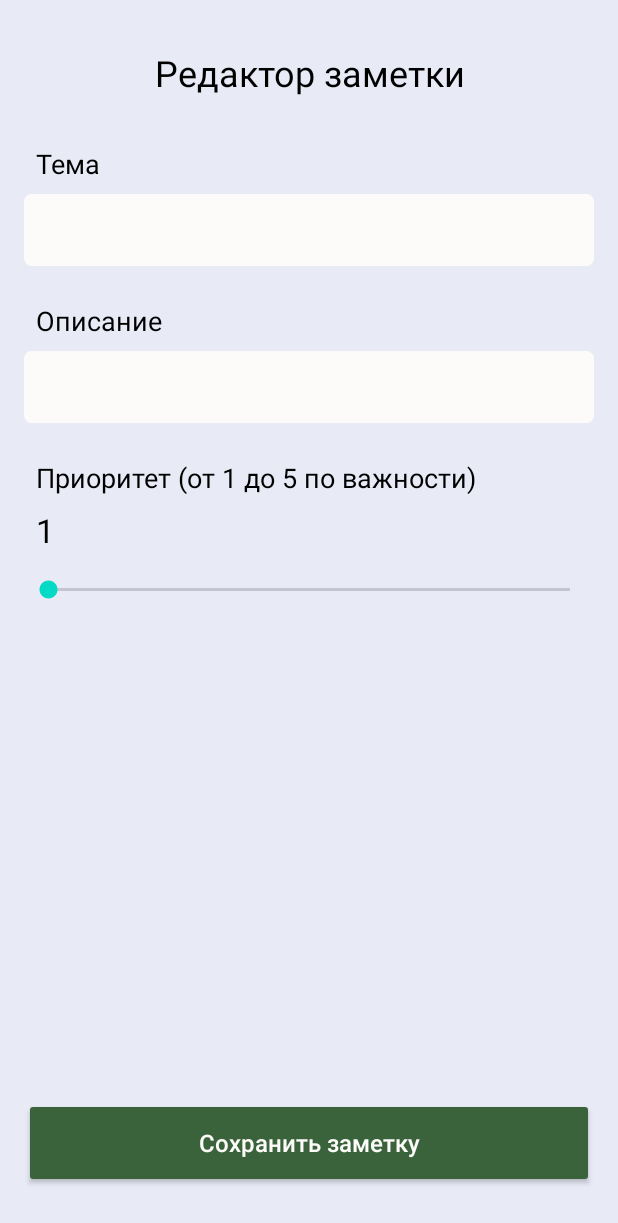
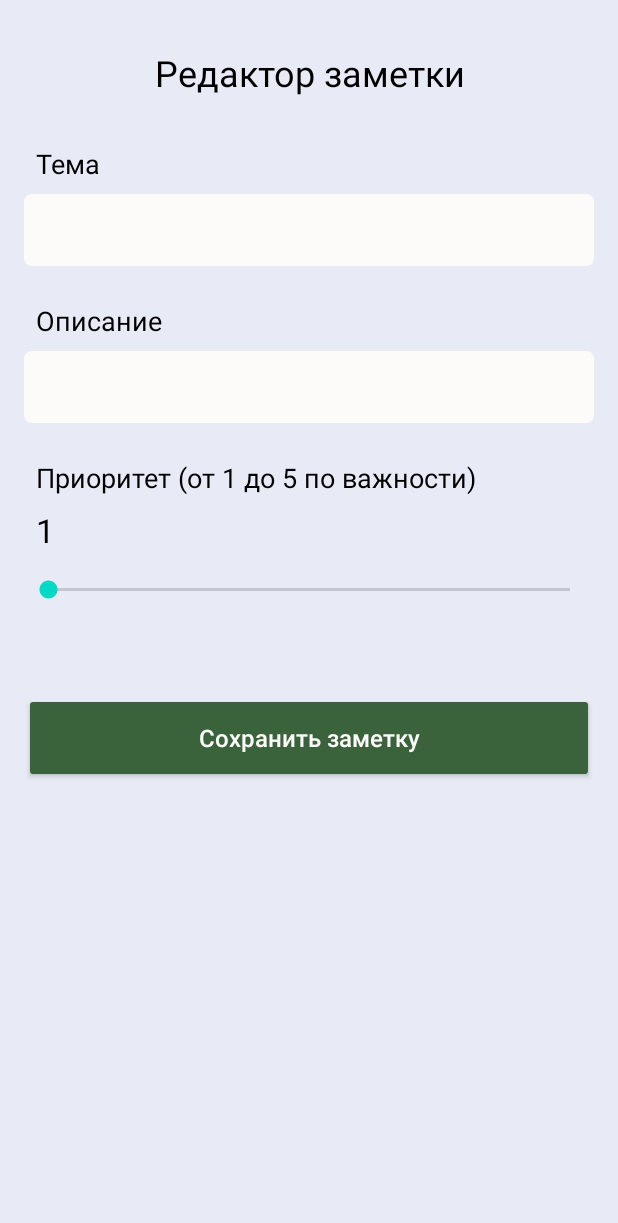
Before and after one commit to Imprarce/TestTaskNotes, an Android app: the EditorNoteFragment screen opened through its navigation route, on a phone screen of 412 x 824 dp. Shown: the top 1223 px of the screen. Run offline under Robolectric (Android 15) with nearby library versions, the phone set to English and light mode, and no system bars; our stand-ins replace Dagger/Hilt's generated code, Room's generated code.

Commit message:
#6 feature-notes: small fix

```diff
--- a/app/src/main/res/values/dimens.xml
+++ b/app/src/main/res/values/dimens.xml
@@ -5,18 +5,19 @@
     <dimen name="value_4_dp">4dp</dimen>
     <dimen name="value_8_dp">8dp</dimen>
     <dimen name="value_10_dp">10dp</dimen>
+    <dimen name="value_16_dp">16dp</dimen>
+    <dimen name="value_24_dp">24dp</dimen>
+    <dimen name="value_32_dp">32dp</dimen>
+    <dimen name="value_36_dp">36dp</dimen>
+    <dimen name="value_48_dp">48dp</dimen>
     <dimen name="value_60_dp">60dp</dimen>
-    <dimen name="value_24_dp">24dp</dimen>
-    <dimen name="value_16_dp">16dp</dimen>
+    <dimen name="value_120_dp">120dp</dimen>
     <dimen name="value_200_dp">200dp</dimen>
-    <dimen name="value_32_dp">32dp</dimen>
-    <dimen name="value_48_dp">48dp</dimen>
-    <dimen name="value_120_dp">120dp</dimen>
 
     <dimen name="value_16_sp">16sp</dimen>
     <dimen name="value_18_sp">18sp</dimen>
+    <dimen name="value_20_sp">20sp</dimen>
     <dimen name="value_24_sp">24sp</dimen>
-    <dimen name="value_36_dp">36dp</dimen>
 
 
 </resources>
--- a/feature-notes/src/main/java/com/imprarce/android/feature_notes/NotesFragment.kt
+++ b/feature-notes/src/main/java/com/imprarce/android/feature_notes/NotesFragment.kt
@@ -48,6 +48,16 @@ class NotesFragment : Fragment(), OnDeleteNoteClicked<NoteItem>, OnEditNoteClick
             setAdapter(notes)
         }
 
+        editTextSearchObserve()
+
+        binding.toolbar.buttonClear.setOnClickListener {
+            binding.toolbar.editTextSearch.text.clear()
+            hideKeyboard()
+        }
+
+    }
+
+    private fun editTextSearchObserve(){
         binding.toolbar.editTextSearch.addTextChangedListener(object : TextWatcher {
             override fun beforeTextChanged(s: CharSequence?, start: Int, count: Int, after: Int) {}
 
@@ -68,12 +78,6 @@ class NotesFragment : Fragment(), OnDeleteNoteClicked<NoteItem>, OnEditNoteClick
                 }
             }
         })
-
-        binding.toolbar.buttonClear.setOnClickListener {
-            binding.toolbar.editTextSearch.text.clear()
-            hideKeyboard()
-        }
-
     }
 
     private fun setAdapter(noteList: List<NoteItem>) {
--- a/feature-notes/src/main/res/layout/fragment_editor_note.xml
+++ b/feature-notes/src/main/res/layout/fragment_editor_note.xml
@@ -1,11 +1,15 @@
 <?xml version="1.0" encoding="utf-8"?>
-<androidx.constraintlayout.widget.ConstraintLayout xmlns:android="http://schemas.android.com/apk/res/android"
+<ScrollView xmlns:android="http://schemas.android.com/apk/res/android"
     xmlns:tools="http://schemas.android.com/tools"
     android:layout_width="match_parent"
     android:layout_height="match_parent"
     xmlns:app="http://schemas.android.com/apk/res-auto"
     style="@style/BackgroundStyle"
     tools:context=".editnote.EditorNoteFragment">
+
+    <androidx.constraintlayout.widget.ConstraintLayout
+        android:layout_width="match_parent"
+        android:layout_height="wrap_content">
 
         <androidx.constraintlayout.widget.Guideline
             android:id="@+id/guide_line_vertical_right"
@@ -85,7 +89,6 @@
             android:background="@drawable/custom_edit_text"
             android:minHeight="@dimen/value_48_dp"
             android:singleLine="false"
-        android:maxHeight="@dimen/value_200_dp"
             app:layout_constraintVertical_bias="0.0"
             app:layout_constraintEnd_toStartOf="@id/guide_line_vertical_right"
             app:layout_constraintStart_toStartOf="@id/guide_line_vertical_left"
@@ -105,6 +108,7 @@
             app:layout_constraintTop_toBottomOf="@+id/editText_description" />
 
         <androidx.constraintlayout.widget.ConstraintLayout
+            android:id="@+id/constraintLayout"
             android:layout_width="@dimen/value_0_dp"
             android:layout_height="wrap_content"
             android:layout_marginTop="@dimen/value_8_dp"
@@ -112,12 +116,13 @@
             app:layout_constraintStart_toStartOf="@+id/guide_line_vertical_left"
             app:layout_constraintTop_toBottomOf="@+id/priority">
 
-        <TextView android:id="@+id/seekBarValue"
+            <TextView
+                android:id="@+id/seekBarValue"
                 android:layout_width="wrap_content"
                 android:layout_height="wrap_content"
+                android:layout_marginLeft="@dimen/value_8_dp"
+                android:text="@string/_1"
                 android:textSize="22sp"
-            android:text="@string/_1"
-            android:layout_marginLeft="@dimen/value_8_dp"
                 app:layout_constraintLeft_toLeftOf="parent"
                 app:layout_constraintTop_toTopOf="parent" />
 
@@ -136,6 +141,7 @@
             style="@style/ButtonStyle"
             android:layout_width="@dimen/value_0_dp"
             android:layout_height="wrap_content"
+            android:layout_marginTop="@dimen/value_60_dp"
             android:layout_marginBottom="@dimen/value_32_dp"
             android:backgroundTint="@color/green_button"
             android:minHeight="@dimen/value_60_dp"
@@ -143,6 +149,12 @@
             android:textColor="@color/light_white_edit_text"
             app:layout_constraintBottom_toBottomOf="parent"
             app:layout_constraintEnd_toStartOf="@+id/guide_line_vertical_right"
-        app:layout_constraintStart_toStartOf="@+id/guide_line_vertical_left" />
+            app:layout_constraintStart_toStartOf="@+id/guide_line_vertical_left"
+            app:layout_constraintTop_toBottomOf="@+id/constraintLayout" />
+
 
     </androidx.constraintlayout.widget.ConstraintLayout>
+
+
+
+</ScrollView>
--- a/feature-notes/src/main/res/values/strings.xml
+++ b/feature-notes/src/main/res/values/strings.xml
@@ -16,4 +16,5 @@
     <string name="search_text">Поиск заметок</string>
     <string name="search">Поиск заметок</string>
     <string name="clear">Очистить</string>
+    <string name="no_space_for_text">Весь текст не вместился...</string>
 </resources>
```
Also changed, not shown: feature-notes/src/main/java/com/imprarce/android/feature_notes/adapter/NoteAdapter.kt (+14 -1 lines), feature-notes/src/main/java/com/imprarce/android/feature_notes/editnote/EditorNoteFragment.kt (+18 -7 lines), feature-notes/src/main/java/com/imprarce/android/feature_notes/utils/DateFormatUtil.kt (+0 -7 lines), feature-notes/src/main/res/layout/item_note_recycler_view.xml (+18 -3 lines). Lines whose indentation alone changed are shown as unchanged.
